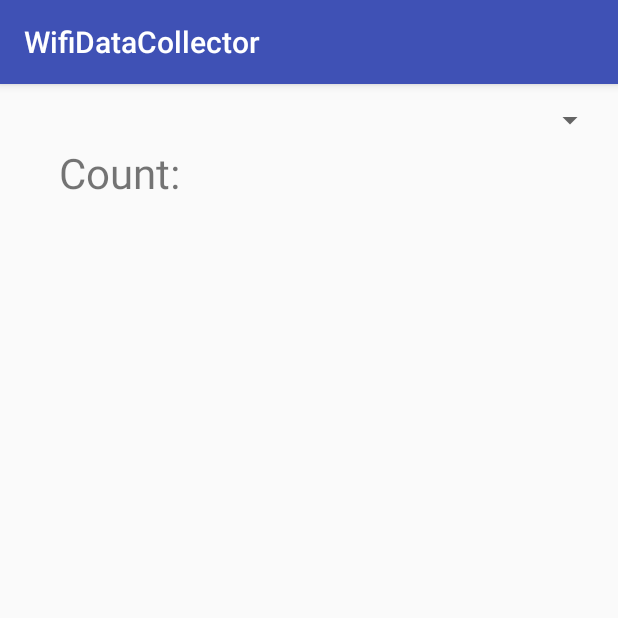
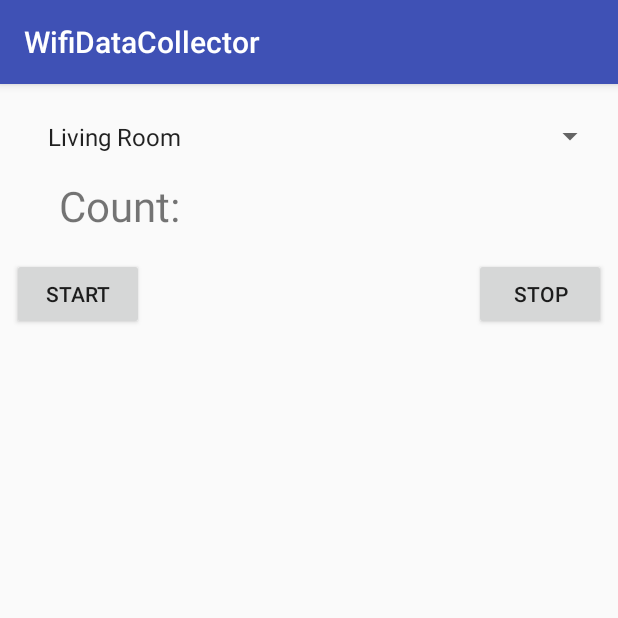
Before and after one commit to JsFlo/WifiIndoorPositioning, an Android app: the screen it shows after launch (MainActivity), on a phone screen of 412 x 824 dp, the top half of it. Run offline under Robolectric (Android 15) with nearby library versions, the phone set to English and light mode, and no system bars.

Commit message:
Adds start and stop

```diff
--- a/app/src/main/java/fhc/tfsandbox/wifidatacollector/MainActivity.kt
+++ b/app/src/main/java/fhc/tfsandbox/wifidatacollector/MainActivity.kt
@@ -8,6 +8,8 @@ import android.content.IntentFilter
 import android.net.wifi.WifiManager
 import android.support.v7.app.AppCompatActivity
 import android.os.Bundle
+import android.view.View
+import android.widget.AdapterView
 import fhc.tfsandbox.wifidatacollector.common.debugPrint
 import fhc.tfsandbox.wifidatacollector.data.WifiScanResult
 import fhc.tfsandbox.wifidatacollector.data.WifiStateData
@@ -16,42 +18,51 @@ import fhc.tfsandbox.wifidatacollector.output.ListOutputListener
 import fhc.tfsandbox.wifidatacollector.output.OutputList
 import fhc.tfsandbox.wifidatacollector.output.WifiFileOutputWriter
 import kotlinx.android.synthetic.main.activity_main.*
+import android.widget.ArrayAdapter
 
-class MainActivity : AppCompatActivity(), ListOutputListener<WifiScanResult> {
 
-    lateinit var outputList: OutputList<WifiScanResult>
-    var counter = 0
+class MainActivity : AppCompatActivity(), ListOutputListener<WifiScanResult>, AdapterView.OnItemSelectedListener {
+    private lateinit var outputList: OutputList<WifiScanResult>
+    private var counter = 0
+    private var currentLabel: Int = -1
+    private var stopScanFlag = false
 
     @SuppressLint("WifiManagerLeak")
     override fun onCreate(savedInstanceState: Bundle?) {
         super.onCreate(savedInstanceState)
         setContentView(R.layout.activity_main)
 
+        setupSpinner()
+
         val fileCounterStreamProvider = FileCounterStreamProvider(this, "train_data")
         val fileWriter = WifiFileOutputWriter(fileCounterStreamProvider)
-        outputList = OutputList(listOf(fileWriter, this), 1000)
+        outputList = OutputList(listOf(fileWriter, this), 10)
 
         val wifiManager = getSystemService(Context.WIFI_SERVICE) as WifiManager
 
         registerReceiver(
                 object : BroadcastReceiver() {
                     override fun onReceive(context: Context?, intent: Intent?) {
-                        intent?.let {
-
-                            if (it.getBooleanExtra(WifiManager.EXTRA_RESULTS_UPDATED, false)) {
-                                "received a list of results: ${wifiManager.scanResults.size}".debugPrint()
-                                onWifiScanResult(WifiScanResult(wifiManager.scanResults.map { WifiStateData(it.BSSID, it.SSID, it.level, getCurrentLabel()) }))
-                                wifiManager.startScan()
+                        if (!stopScanFlag) {
+                            intent?.let {
+                                if (it.getBooleanExtra(WifiManager.EXTRA_RESULTS_UPDATED, false)) {
+                                    "received a list of results: ${wifiManager.scanResults.size}".debugPrint()
+                                    onWifiScanResult(WifiScanResult(wifiManager.scanResults.map { WifiStateData(it.BSSID, it.SSID, it.level, currentLabel) }))
+                                    if (!stopScanFlag) {
+                                        wifiManager.startScan()
+                                    }
+                                }
                             }
                         }
                     }
 
                 }, IntentFilter(WifiManager.SCAN_RESULTS_AVAILABLE_ACTION))
-        wifiManager.startScan()
-    }
 
-    private fun getCurrentLabel(): String {
-        return "1"
+        start_button.setOnClickListener {
+            stopScanFlag = false
+            wifiManager.startScan()
+        }
+        stop_button.setOnClickListener { stopScanFlag = true }
     }
 
     private fun onWifiScanResult(wifiScanResult: WifiScanResult) {
@@ -64,4 +75,26 @@ class MainActivity : AppCompatActivity(), ListOutputListener<WifiScanResult> {
         counter_tv.text = counter.toString()
     }
 
+    private fun setupSpinner() {
+        label_spinner.onItemSelectedListener = this
+        val rooms = ArrayList<String>()
+        rooms.add("Living Room")
+        rooms.add("Kitchen")
+        rooms.add("Restroom")
+        rooms.add("Bedroom")
+
+        val roomAdapter = ArrayAdapter(this, android.R.layout.simple_spinner_item, rooms)
+        roomAdapter.setDropDownViewResource(android.R.layout.simple_spinner_dropdown_item)
+
+        label_spinner.adapter = roomAdapter
+    }
+
+    override fun onNothingSelected(p0: AdapterView<*>?) {
+
+    }
+
+    override fun onItemSelected(p0: AdapterView<*>?, parentView: View?, position: Int, id: Long) {
+        currentLabel = position + 1
+    }
+
 }
--- a/app/src/main/java/fhc/tfsandbox/wifidatacollector/data/WifiData.kt
+++ b/app/src/main/java/fhc/tfsandbox/wifidatacollector/data/WifiData.kt
@@ -1,5 +1,5 @@
 package fhc.tfsandbox.wifidatacollector.data
 
-data class WifiStateData(val bssid: String, val ssid: String, val rssi: Int, val label: String)
+data class WifiStateData(val bssid: String, val ssid: String, val rssi: Int, val label: Int)
 
 data class WifiScanResult(val wifiStateData: List<WifiStateData>)
--- a/app/src/main/java/fhc/tfsandbox/wifidatacollector/output/ListOutputListener.kt
+++ b/app/src/main/java/fhc/tfsandbox/wifidatacollector/output/ListOutputListener.kt
@@ -1,5 +1,4 @@
 package fhc.tfsandbox.wifidatacollector.output
-
 
 import com.google.gson.Gson
 import fhc.tfsandbox.wifidatacollector.common.debugPrint
--- a/app/src/main/res/layout/activity_main.xml
+++ b/app/src/main/res/layout/activity_main.xml
@@ -37,4 +37,22 @@
         app:layout_constraintTop_toBottomOf="@id/label_spinner"
         tools:text="3" />
 
+    <Button
+        android:id="@+id/start_button"
+        android:layout_width="wrap_content"
+        android:layout_height="wrap_content"
+        android:layout_marginTop="16dp"
+        android:text="@string/button_start"
+        app:layout_constraintStart_toStartOf="parent"
+        app:layout_constraintTop_toBottomOf="@id/counter_tv" />
+
+    <Button
+        android:id="@+id/stop_button"
+        android:layout_width="wrap_content"
+        android:layout_height="wrap_content"
+        android:layout_marginTop="16dp"
+        android:text="@string/button_end"
+        app:layout_constraintEnd_toEndOf="parent"
+        app:layout_constraintTop_toBottomOf="@id/counter_tv" />
+
 </android.support.constraint.ConstraintLayout>
--- a/app/src/main/res/values/strings.xml
+++ b/app/src/main/res/values/strings.xml
@@ -1,4 +1,6 @@
 <resources>
     <string name="app_name">WifiDataCollector</string>
     <string name="counter">Count: </string>
+    <string name="button_start">Start</string>
+    <string name="button_end">Stop</string>
 </resources>
```
